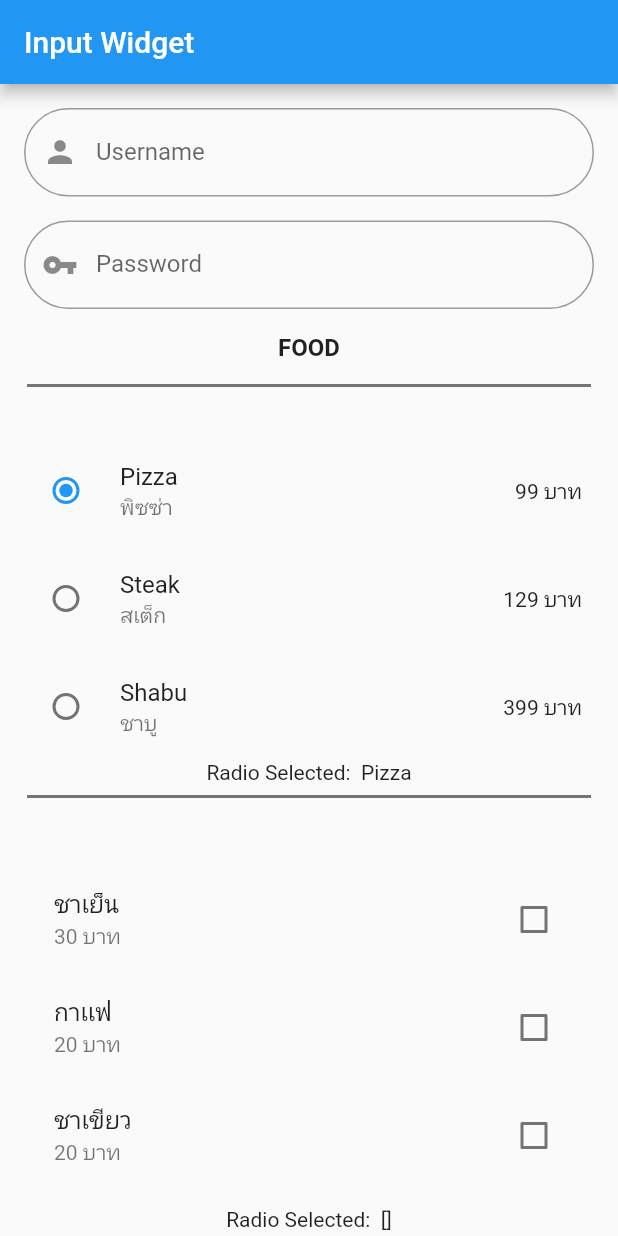
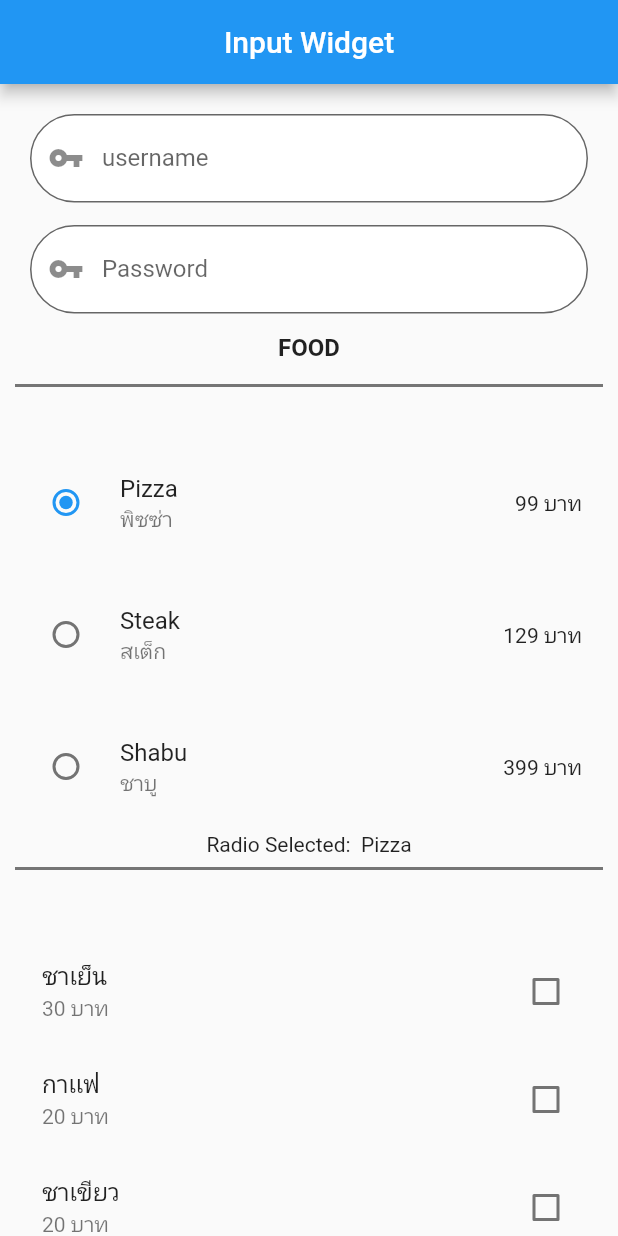
Before and after one commit to TumYothin/input-widget-inclass, a Flutter app: the screen it shows after launch, after a tap on "Pizza", on a phone screen of 412 x 824 dp. Run offline on Flutter 3.47's test engine with Material 2 defaults, Android fonts, the phone set to English and light mode, and no system bars; our stand-ins replace google_fonts; Roboto replaces fonts that are missing (Prompt).

Commit message:
last-commit

```diff
--- a/lib/main.dart
+++ b/lib/main.dart
@@ -16,7 +16,7 @@ class MyApp extends StatelessWidget {
       title: 'Flutter Demo',
       theme: ThemeData(
           primarySwatch: Colors.blue, textTheme: GoogleFonts.promptTextTheme()),
-      home: const InputWidget(),
+      home: const Inputwidgets(),
     );
   }
 }
--- a/lib/page/inputwidget.dart
+++ b/lib/page/inputwidget.dart
@@ -2,35 +2,35 @@ import 'package:flutter/material.dart';
 import 'package:flutter_input_widget/model/drink.dart';
 import 'package:flutter_input_widget/model/food.dart';
 
-class InputWidget extends StatefulWidget {
-  const InputWidget({Key? key}) : super(key: key);
+class Inputwidgets extends StatefulWidget {
+  const Inputwidgets({Key? key}) : super(key: key);
 
   @override
-  _InputWidgetState createState() => _InputWidgetState();
+  _InputwidgetsState createState() => _InputwidgetsState();
 }
 
-class _InputWidgetState extends State<InputWidget> {
+class _InputwidgetsState extends State<Inputwidgets> {
   final _formKey = GlobalKey<FormState>();
   final TextEditingController _username = TextEditingController();
-  final TextEditingController _password = TextEditingController();
+  final TextEditingController _pasw = TextEditingController();
 
   String? groupfood;
   List<Food>? foods;
-  List<ListItem> types = ListItem.getItem();
+  List checkDrink = [];
+  List<Drink>? drinks;
+  List<ListItem>? types = ListItem.getItem();
   late List<DropdownMenuItem<ListItem>> _dropdownMenuItem;
   late ListItem _selectedTypeItem;
-
-  List checkedDrink = [];
-  List<Drink>? drinks;
 
   @override
   void initState() {
     super.initState();
     foods = Food.getFood();
     drinks = Drink.getDrink();
+    _dropdownMenuItem = createDropdownMenuItem(types!);
+    _selectedTypeItem = _dropdownMenuItem[0].value!;
 
-    _dropdownMenuItem = createDropdownMenuItem(types);
-    _selectedTypeItem = _dropdownMenuItem[0].value!;
+    // print(foods);
   }
 
   List<DropdownMenuItem<ListItem>> createDropdownMenuItem(
@@ -43,24 +43,19 @@ class _InputWidgetState extends State<InputWidget> {
         value: item,
       ));
     }
-
     return items;
   }
 
   @override
   Widget build(BuildContext context) {
     return Scaffold(
+      // backgroundColor: Colors.white,
       appBar: AppBar(
-        title: const Text('Input Widget'),
+        title: Center(child: Text('Input Widget')),
       ),
       body: Form(
         key: _formKey,
         child: SingleChildScrollView(
-          child: Column(
-            children: [
-              Padding(
-                padding: const EdgeInsets.all(8),
-                child: Form(
           child: Column(
             children: [
               usernameTextFormField(),
@@ -69,8 +64,7 @@ class _InputWidgetState extends State<InputWidget> {
                 padding: const EdgeInsets.all(8.0),
                 child: Text(
                   'FOOD',
-                          style: TextStyle(
-                              fontSize: 16, fontWeight: FontWeight.bold),
+                  style: TextStyle(fontSize: 16, fontWeight: FontWeight.bold),
                 ),
               ),
               line(),
@@ -87,7 +81,7 @@ class _InputWidgetState extends State<InputWidget> {
                   children: createCheckboxDrink(),
                 ),
               ),
-                      Text('Radio Selected:  $checkedDrink'),
+              Text('Radio Selected:  $checkDrink'),
               line(),
               const SizedBox(height: 16),
               DropdownButton(
@@ -104,8 +98,24 @@ class _InputWidgetState extends State<InputWidget> {
             ],
           ),
         ),
-              )
-            ],
+      ),
+    );
+  }
+
+  Center dropdown() {
+    return Center(
+      child: Container(
+        decoration: BoxDecoration(color: Colors.white),
+        child: Padding(
+          padding: const EdgeInsets.fromLTRB(8, 5, 8, 5),
+          child: DropdownButton(
+            items: _dropdownMenuItem,
+            value: _selectedTypeItem,
+            onChanged: (ListItem? value) {
+              setState(() {
+                _selectedTypeItem = value!;
+              });
+            },
           ),
         ),
       ),
@@ -114,11 +124,9 @@ class _InputWidgetState extends State<InputWidget> {
 
   Widget SubmitButton() {
     return Container(
-      // width: 150,
       child: ElevatedButton(
         onPressed: () {
           if (_formKey.currentState!.validate()) {
-            //ถ้ามีการกรอกข้อความมาให้เเสดงอะไร
             print(_username.text);
           }
         },
@@ -129,49 +137,51 @@ class _InputWidgetState extends State<InputWidget> {
 
   Widget usernameTextFormField() {
     return Container(
-      margin: const EdgeInsets.all(8),
+      child: Padding(
+        padding: const EdgeInsets.fromLTRB(20, 20, 20, 10),
         child: TextFormField(
+          style: TextStyle(color: Colors.purple),
           controller: _username,
-        validator: (Value) {
-          if (Value!.isEmpty) {
-            return "Please Enter Username";
-            //ถ้ากรอกเเล้วไม่ผ่าน
+          validator: (vaLue) {
+            if (vaLue!.isEmpty) {
+              return "please enter username";
             }
             return null;
           },
-        decoration: const InputDecoration(
-          labelText: 'Username',
-          prefixIcon:
-              Icon(Icons.person), //prefixIcon ไอคอนจะมาอยู่กล่องข้างในด้วย
+          decoration: InputDecoration(
+              fillColor: Colors.white,
+              filled: true,
+              labelText: 'username',
+              prefixIcon: Icon(Icons.vpn_key),
               border: OutlineInputBorder(
-            borderRadius: BorderRadius.all(Radius.circular(32)), //ใส่ขอบกลม
-          ), //จะมีเส้นขอบขึ้นมา
+                borderRadius: BorderRadius.all(Radius.circular(32)),
+              )),
         ),
       ),
     );
   }
 
   Widget passwordTextFormField() {
-    return Container(
-      margin: const EdgeInsets.all(8),
+    return Padding(
+      padding: const EdgeInsets.fromLTRB(20, 5, 20, 5),
       child: TextFormField(
-        controller: _password,
         obscureText: true,
-        validator: (Value) {
-          if (Value!.isEmpty) {
-            return "Please Enter Password";
-            //ถ้ากรอกเเล้วไม่ผ่าน
+        obscuringCharacter: '*',
+        controller: _pasw,
+        validator: (vaLue) {
+          if (vaLue!.isEmpty) {
+            return "please enter your password";
           }
           return null;
         },
-        decoration: const InputDecoration(
+        decoration: InputDecoration(
+            fillColor: Colors.white,
+            filled: true,
             labelText: 'Password',
-          prefixIcon: Icon(
-              Icons.vpn_key_sharp), //prefixIcon ไอคอนจะมาอยู่กล่องข้างในด้วย
+            prefixIcon: Icon(Icons.vpn_key),
             border: OutlineInputBorder(
-            borderRadius: BorderRadius.all(Radius.circular(32)), //ใส่ขอบกลม
-          ), //จะมีเส้นขอบขึ้นมา
-        ),
+              borderRadius: BorderRadius.all(Radius.circular(32)),
+            )),
       ),
     );
   }
@@ -181,19 +191,32 @@ class _InputWidgetState extends State<InputWidget> {
 
     for (var food in foods!) {
       listFood.add(
-        RadioListTile<dynamic>(
-            title: Text(food.thname!),
-            subtitle: Text(food.enname!),
-            secondary: Text('${food.price} บาท'),
-            value: food.foodvalue,
+        Padding(
+          padding: const EdgeInsets.all(8.0),
+          child: Container(
+            child: RadioListTile<dynamic>(
+              title: Text(
+                food.thname!,
+              ),
+              subtitle: Text(
+                food.enname!,
+              ),
+              secondary: Text(
+                '${food.price} บาท',
+              ),
+              value: food.foodvalue!,
               groupValue: groupfood,
               onChanged: (value) {
                 setState(() {
                   groupfood = value;
                 });
-            }),
+              },
+            ),
+          ),
+        ),
       );
     }
+
     return listFood;
   }
 
@@ -210,9 +233,9 @@ class _InputWidgetState extends State<InputWidget> {
           });
 
           if (value!) {
-            checkedDrink.add(drink.thname);
+            checkDrink.add(drink.thname);
           } else {
-            checkedDrink.remove(drink.thname);
+            checkDrink.remove(drink.thname);
           }
         },
       ));
@@ -221,13 +244,10 @@ class _InputWidgetState extends State<InputWidget> {
   }
 }
 
-class _dropdownMenuItem {}
-
 class ListItem {
   int? value;
   String? name;
 
-  //Contructor
   ListItem(this.value, this.name);
 
   static getItem() {
@@ -237,6 +257,8 @@ class ListItem {
       ListItem(3, 'ก๋วยเตี่ยวต้มย่ำ')
     ];
   }
+
+  // void add(DropdownMenuItem dropdownMenuItem) {}
 }
 
 Widget line() => Container(
```
Also changed, not shown: pubspec.lock. Lines whose indentation alone changed are shown as unchanged.
